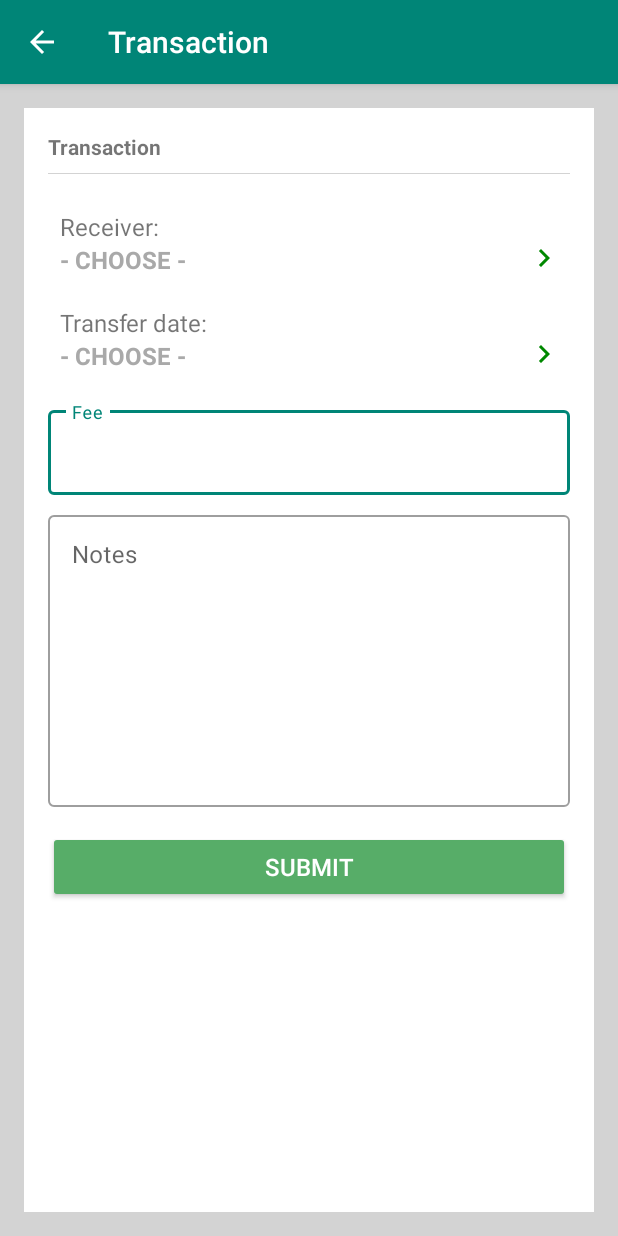
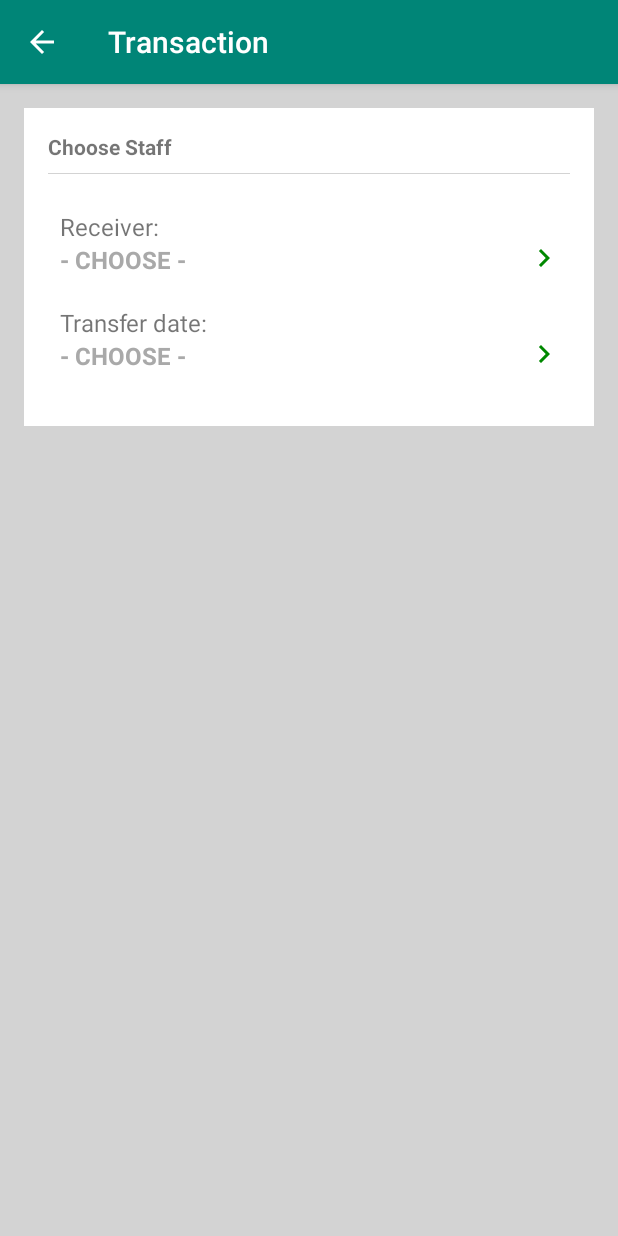
Before and after one commit to geneticdie/eContact, an Android app: the ActivityTransaction screen opened directly, with no data from a screen before it, on a phone screen of 412 x 824 dp. Run offline under Robolectric (Android 15) with nearby library versions, the phone set to English and light mode, and no system bars; our stand-ins replace Firebase (no records; nobody signed in at launch, a user with empty details on screens opened directly); libraries missing offline, so code that uses them is left out: in.galaxyofandroid.spinerdialog; 4 statements that could not run were skipped.

Commit message:
Updating Transaction

```diff
--- a/app/src/main/java/xyz/voltwilz/employee/ActivityTransaction.java
+++ b/app/src/main/java/xyz/voltwilz/employee/ActivityTransaction.java
@@ -5,6 +5,7 @@ import androidx.appcompat.app.AppCompatActivity;
 import androidx.fragment.app.DialogFragment;
 import in.galaxyofandroid.spinerdialog.OnSpinerItemClick;
 import in.galaxyofandroid.spinerdialog.SpinnerDialog;
+import xyz.voltwilz.employee.ClassOnly.Transaction;
 import xyz.voltwilz.employee.ClassOnly.UserProfile;
 
 import android.app.AlertDialog;
@@ -15,10 +16,14 @@ import android.view.MenuItem;
 import android.view.View;
 import android.view.animation.Animation;
 import android.view.animation.AnimationUtils;
+import android.widget.AdapterView;
+import android.widget.ArrayAdapter;
 import android.widget.Button;
 import android.widget.DatePicker;
 import android.widget.EditText;
 import android.widget.LinearLayout;
+import android.widget.ProgressBar;
+import android.widget.Spinner;
 import android.widget.TextView;
 import android.widget.Toast;
 
@@ -30,11 +35,13 @@ import com.google.firebase.database.FirebaseDatabase;
 import com.google.firebase.database.ValueEventListener;
 
 import java.text.DateFormat;
+import java.text.NumberFormat;
 import java.text.SimpleDateFormat;
 import java.util.ArrayList;
 import java.util.Calendar;
 import java.util.Date;
 import java.util.HashMap;
+import java.util.Locale;
 import java.util.Map;
 
 public class ActivityTransaction extends AppCompatActivity implements DatePickerDialog.OnDateSetListener {
@@ -42,21 +49,39 @@ public class ActivityTransaction extends AppCompatActivity implements DatePicker
     DatabaseReference mRoot = FirebaseDatabase.getInstance().getReference();
     DatabaseReference transactionRef = mRoot.child("Transaction");
     DatabaseReference staffRef = mRoot.child("Staffs");
+    DatabaseReference budgetRef = mRoot.child("Budget");
 
-    String newTransKey, selectedStaffId;
-
-    LinearLayout layoutReceiver, layoutTransferDate;
     ArrayList<String> staffsName = new ArrayList<>();
     ArrayList<String> idStaff = new ArrayList<>();
+    ArrayList<String> listTypeBudget = new ArrayList<>();
+
+    ArrayAdapter<String> arrayAdapterTypeBudget;
+
+    LinearLayout wholeLayout, layoutTransaction, layoutReceiver, layoutTransferDate;
+
+    Spinner spinnerTypeBudget;
+
     SpinnerDialog spinnerDialogStaff;
 
-    TextView tv_receiverName, tv_transferDate;
+    TextView tv_receiverName, tv_transferDate, tv_budgetAmount, tv_budgetUsed;
     EditText mFee, mNote;
     TextInputLayout trans_TIL_fee, trans_TIL_notes;
 
+    String newTransKey, selectedStaffId, currentYear;
+
+    Integer valBudgetAmount, valBudgetUsed = 0;
+
+    ProgressBar progressBar;
+
     Button btnSubmit;
 
-    String valReceivername, valNote, valFee;
+    Boolean filledName = false, filledTransferDate = false, doneReadStaff = false, doneReadAvaiTypeBudget = false;
+
+    String valReceivername, valNote, valFee, valTypeBudget;
+
+    Locale localeID = new Locale("in", "ID");
+
+    NumberFormat formatRupiah = NumberFormat.getCurrencyInstance(localeID);
 
     @Override
     protected void onCreate(Bundle savedInstanceState) {
@@ -66,15 +91,51 @@ public class ActivityTransaction extends AppCompatActivity implements DatePicker
         getSupportActionBar().setDisplayHomeAsUpEnabled(true);
         setTitle("Transaction");
 
+        wholeLayout = findViewById(R.id.transaction_wholeLayout);
+        layoutTransaction = findViewById(R.id.transaction_layoutTransaction);
         layoutReceiver = findViewById(R.id.transaction_layoutReceiver);
         layoutTransferDate = findViewById(R.id.transaction_layoutTransferDate);
+
+        progressBar = findViewById(R.id.transaction_progressBar);
+
+        spinnerTypeBudget = findViewById(R.id.transaction_typeBudget);
+
         tv_receiverName = findViewById(R.id.transaction_receiverName);
         tv_transferDate = findViewById(R.id.transaction_transferDate);
+        tv_budgetAmount = findViewById(R.id.transaction_tvBudgetAmount);
+        tv_budgetUsed = findViewById(R.id.transaction_tvBudgetUsed);
+
         trans_TIL_fee = findViewById(R.id.transaction_TIL_fee);
         trans_TIL_notes = findViewById(R.id.transaction_TIL_notes);
+
         mFee = findViewById(R.id.transaction_fee);
         mNote = findViewById(R.id.transaction_notes);
+
         btnSubmit = findViewById(R.id.transaction_btnSubmit);
+
+        showProgressBar();
+        hideTransactionLayout();
+
+        listTypeBudget.add("Hellow");
+
+        arrayAdapterTypeBudget = new ArrayAdapter<>(this,
+                android.R.layout.simple_dropdown_item_1line, listTypeBudget);
+
+        spinnerTypeBudget.setAdapter(arrayAdapterTypeBudget);
+
+        spinnerTypeBudget.setOnItemSelectedListener(new AdapterView.OnItemSelectedListener() {
+            @Override
+            public void onItemSelected(AdapterView<?> adapterView, View view, int i, long l) {
+                valTypeBudget = adapterView.getItemAtPosition(i).toString();
+                getBudgetAmount();
+                getBudgetUsed();
+            }
+
+            @Override
+            public void onNothingSelected(AdapterView<?> adapterView) {
+
+            }
+        });
 
         spinnerDialogStaff = new SpinnerDialog(ActivityTransaction.this, staffsName, "Search staff", R.style.DialogAnimations_SmileWindow , "Close");
         spinnerDialogStaff.setCancellable(true);
@@ -87,6 +148,8 @@ public class ActivityTransaction extends AppCompatActivity implements DatePicker
                 selectedStaffId = idStaff.get(position);
                 System.out.println(selectedStaffId);
                 tv_receiverName.setText(valReceivername);
+                filledName = true;
+                checkingFilledInitialInput();
             }
         });
 
@@ -119,6 +182,7 @@ public class ActivityTransaction extends AppCompatActivity implements DatePicker
         super.onResume();
         getTransKey(); // Generate Transaction unique key
         readAllStaffs();
+        getCurrentYear();
     }
 
     @Override
@@ -150,6 +214,8 @@ public class ActivityTransaction extends AppCompatActivity implements DatePicker
 
         String transDateString = DateFormat.getDateInstance().format(c.getTime());
         tv_transferDate.setText(transDateString);
+        filledTransferDate = true;
+        checkingFilledInitialInput();
 
     }
 
@@ -163,6 +229,8 @@ public class ActivityTransaction extends AppCompatActivity implements DatePicker
                     UserProfile userProfile = dataSnapshot1.getValue(UserProfile.class);
                     staffsName.add(userProfile.getFirstName() + " " + userProfile.getLastName());
                 }
+                doneReadStaff = true;
+                checkingStatus();
             }
 
             @Override
@@ -194,15 +262,129 @@ public class ActivityTransaction extends AppCompatActivity implements DatePicker
 
         Map<String, Object> transactionInfo = new HashMap<>();
 
-        transactionInfo.put("keyValue", selectedStaffId);
+        transactionInfo.put("idStaff", selectedStaffId);
         transactionInfo.put("receiver_name", tv_receiverName.getText().toString());
         transactionInfo.put("transfer_date", tv_transferDate.getText().toString());
         transactionInfo.put("note", mNote.getText().toString());
-        transactionInfo.put("fee", mFee.getText().toString());
+        transactionInfo.put("fee", Integer.valueOf(mFee.getText().toString()));
+        transactionInfo.put("from_budget", valTypeBudget);
 
         transactionRef.child(newTransKey).updateChildren(transactionInfo);
 
         Toast.makeText(ActivityTransaction.this, "Transaction submitted", Toast.LENGTH_LONG).show();
+    }
+
+    public void readBudget() {
+        budgetRef.child(currentYear).child(selectedStaffId).addValueEventListener(new ValueEventListener() {
+            @Override
+            public void onDataChange(@NonNull DataSnapshot dataSnapshot) {
+                UserProfile budgets = dataSnapshot.getValue(UserProfile.class);
+                if (dataSnapshot.getValue() != null) {
+                    listTypeBudget.clear();
+                    if (!budgets.getTypeBudget1().isEmpty()) {
+                        listTypeBudget.add("Budget 1");
+                    }
+                    if (!budgets.getTypeBudget2().isEmpty()) {
+                        listTypeBudget.add("Budget 2");
+                    }
+                    System.out.println(budgets.getTypeBudget1().isEmpty());
+                    System.out.println(budgets.getTypeBudget2().isEmpty());
+                    doneReadAvaiTypeBudget = true;
+                    showTransactionLayout();
+                }
+            }
+
+            @Override
+            public void onCancelled(@NonNull DatabaseError databaseError) {
+                listTypeBudget.clear();
+            }
+        });
+    }
+
+    public void getBudgetAmount() {
+        budgetRef.child(currentYear).child(selectedStaffId).addValueEventListener(new ValueEventListener() {
+            @Override
+            public void onDataChange(@NonNull DataSnapshot dataSnapshot) {
+                UserProfile infoBudget = dataSnapshot.getValue(UserProfile.class);
+                if (valTypeBudget.equals("Budget 1")) {
+                    valBudgetAmount = infoBudget.getBudget1();
+                } else if (valTypeBudget.equals("Budget 2")) {
+                    valBudgetAmount = infoBudget.getBudget2();
+                } else {
+                    valBudgetAmount = 0;
+                }
+                tv_budgetAmount.setText(formatRupiah.format((double) valBudgetAmount));
+            }
+
+            @Override
+            public void onCancelled(@NonNull DatabaseError databaseError) {
+
+            }
+        });
+    }
+
+    private void getBudgetUsed() {
+        transactionRef.addValueEventListener(new ValueEventListener() {
+            @Override
+            public void onDataChange(@NonNull DataSnapshot dataSnapshot) {
+                valBudgetUsed = 0;
+                for (DataSnapshot dataSnapshot1: dataSnapshot.getChildren()) {
+                    Transaction infoTransaction = dataSnapshot1.getValue(Transaction.class);
+                    if ((infoTransaction.getFrom_budget().equals(valTypeBudget))
+                        && infoTransaction.getIdStaff().equals(selectedStaffId)) {
+                        valBudgetUsed += infoTransaction.getFee();
+                    }
+                }
+                tv_budgetUsed.setText(formatRupiah.format((double) valBudgetUsed));
+                System.out.println(valBudgetUsed);
+            }
+
+            @Override
+            public void onCancelled(@NonNull DatabaseError databaseError) {
+
+            }
+        });
+    }
+
+    public void getCurrentYear() {
+        currentYear = String.valueOf(Calendar.getInstance().get(Calendar.YEAR));
+    }
+
+    public void showProgressBar() {
+        progressBar.setVisibility(View.VISIBLE);
+        wholeLayout.setVisibility(View.INVISIBLE);
+    }
+
+    public void hideProgressBar() {
+        progressBar.setVisibility(View.INVISIBLE);
+        wholeLayout.setVisibility(View.VISIBLE);
+    }
+
+    public void showTransactionLayout() {
+        layoutTransaction.setVisibility(View.VISIBLE);
+        btnSubmit.setVisibility(View.VISIBLE);
+    }
+
+    public void hideTransactionLayout() {
+        layoutTransaction.setVisibility(View.GONE);
+        btnSubmit.setVisibility(View.GONE);
+    }
+
+    public void checkingStatus() {
+        //System.out.println(doneReadStaff + " " + doneReadYear);
+        if (doneReadStaff) {
+            hideProgressBar();
+        }
+    }
+
+    public void checkingFilledInitialInput() {
+        if ((filledName) && (filledTransferDate)) {
+            readBudget();
+            if (valTypeBudget!=null){
+                getBudgetAmount();
+                getBudgetUsed();
+            }
+        }
     }
 
     private void createConfirmationMessage() {
--- a/app/src/main/java/xyz/voltwilz/employee/ClassOnly/Transaction.java
+++ b/app/src/main/java/xyz/voltwilz/employee/ClassOnly/Transaction.java
@@ -3,6 +3,10 @@ package xyz.voltwilz.employee.ClassOnly;
 public class Transaction {
     String idStaff, transfer_date, receiver_name, from_budget, notes;
     Integer fee;
+
+    public Transaction () {
+
+    }
 
     public Transaction(String idStaff, String transfer_date, String receiver_name, String from_budget, String notes, Integer fee) {
         this.idStaff = idStaff;
--- a/app/src/main/res/layout/activity_transaction.xml
+++ b/app/src/main/res/layout/activity_transaction.xml
@@ -4,19 +4,32 @@
     xmlns:tools="http://schemas.android.com/tools"
     android:layout_width="match_parent"
     android:layout_height="match_parent"
-    android:paddingVertical="16dp"
     android:background="@color/colorGray"
     tools:context=".ActivityTransaction">
 
-    <androidx.constraintlayout.widget.ConstraintLayout
+    <ProgressBar
+        android:id="@+id/transaction_progressBar"
+        android:layout_width="wrap_content"
+        android:layout_height="wrap_content"
+        android:layout_centerInParent="true"/>
+
+    <ScrollView
         android:layout_width="match_parent"
         android:layout_height="match_parent">
 
         <LinearLayout
-            android:id="@+id/linearLayout"
+            android:id="@+id/transaction_wholeLayout"
+            android:layout_width="match_parent"
+            android:layout_height="wrap_content"
+            android:paddingVertical="16dp"
+            android:orientation="vertical">
+
+            <LinearLayout
+                android:id="@+id/transaction_layoutChooseStaff"
                 android:layout_width="match_parent"
                 android:layout_height="match_parent"
                 android:layout_marginHorizontal="16dp"
+                android:layout_marginBottom="16dp"
                 android:background="#FFFFFF"
                 android:orientation="vertical"
                 android:padding="16dp"
@@ -26,7 +39,7 @@
                 <TextView
                     android:layout_width="wrap_content"
                     android:layout_height="wrap_content"
-                android:text="Transaction"
+                    android:text="Choose Staff"
                     android:textStyle="bold" />
 
                 <View
@@ -128,6 +141,90 @@
 
                 </LinearLayout>
 
+            </LinearLayout>
+
+            <LinearLayout
+                android:id="@+id/transaction_layoutTransaction"
+                android:layout_width="match_parent"
+                android:layout_height="wrap_content"
+                android:layout_marginHorizontal="16dp"
+                android:background="#FFFFFF"
+                android:orientation="vertical"
+                android:padding="16dp"
+                tools:layout_editor_absoluteX="16dp"
+                tools:layout_editor_absoluteY="16dp">
+
+                <TextView
+                    android:layout_width="wrap_content"
+                    android:layout_height="wrap_content"
+                    android:text="Transaction"
+                    android:textStyle="bold" />
+
+                <View
+                    android:layout_width="match_parent"
+                    android:layout_height="0.75dp"
+                    android:layout_marginTop="8dp"
+                    android:layout_marginBottom="24dp"
+                    android:background="@color/colorGray" />
+
+                <TextView
+                    android:layout_width="wrap_content"
+                    android:layout_height="wrap_content"
+                    android:textSize="14sp"
+                    android:text="Type Budget"/>
+
+                <Spinner
+                    android:id="@+id/transaction_typeBudget"
+                    android:layout_width="match_parent"
+                    android:layout_height="wrap_content"
+                    android:hint="Type Budget"
+                    android:layout_marginBottom="20dp"/>
+
+                <LinearLayout
+                    android:layout_width="match_parent"
+                    android:layout_height="match_parent"
+                    android:orientation="vertical"
+                    android:padding="16dp"
+                    android:background="@color/colorGray"
+                    android:layout_marginBottom="20dp">
+
+                    <LinearLayout
+                        android:layout_width="match_parent"
+                        android:layout_height="wrap_content"
+                        android:layout_marginBottom="20dp">
+
+                        <TextView
+                            android:layout_width="wrap_content"
+                            android:layout_height="wrap_content"
+                            android:text="Budget amount: "/>
+
+                        <TextView
+                            android:id="@+id/transaction_tvBudgetAmount"
+                            android:layout_width="wrap_content"
+                            android:layout_height="wrap_content"
+                            android:text="Rp0"/>
+
+                    </LinearLayout>
+
+                    <LinearLayout
+                        android:layout_width="match_parent"
+                        android:layout_height="wrap_content">
+
+                        <TextView
+                            android:layout_width="wrap_content"
+                            android:layout_height="wrap_content"
+                            android:text="Budget used: "/>
+
+                        <TextView
+                            android:id="@+id/transaction_tvBudgetUsed"
+                            android:layout_width="wrap_content"
+                            android:layout_height="wrap_content"
+                            android:text="Rp0"/>
+
+                    </LinearLayout>
+                </LinearLayout>
+
+
                 <com.google.android.material.textfield.TextInputLayout
                     android:id="@+id/transaction_TIL_fee"
                     style="@style/Widget.MaterialComponents.TextInputLayout.OutlinedBox"
@@ -149,7 +246,7 @@
                     android:id="@+id/transaction_TIL_notes"
                     style="@style/Widget.MaterialComponents.TextInputLayout.OutlinedBox"
                     android:layout_width="match_parent"
-                android:layout_height="200dp"
+                    android:layout_height="150dp"
                     android:layout_marginTop="8dp"
                     android:hint="Notes">
 
@@ -162,6 +259,7 @@
                         tools:layout_editor_absoluteX="0dp" />
 
                 </com.google.android.material.textfield.TextInputLayout>
+            </LinearLayout>
 
             <Button
                 android:id="@+id/transaction_btnSubmit"
@@ -172,11 +270,13 @@
                 android:text="SUBMIT"
                 android:textColor="#FFFFFF"
                 android:textSize="16sp"
-                app:layout_constraintBottom_toBottomOf="@+id/linearLayout"
+                android:layout_marginLeft="12dp"
+                android:layout_marginRight="12dp"
+                app:layout_constraintBottom_toBottomOf="@+id/transaction_layoutChooseStaff"
                 tools:layout_editor_absoluteX="12dp" />
-
         </LinearLayout>
 
-    </androidx.constraintlayout.widget.ConstraintLayout>
+
+    </ScrollView>
 
 </RelativeLayout>
```
Also changed, not shown: app/src/main/res/drawable/ic_budget.xml (added, +45 -0 lines), app/src/main/res/drawable/ic_report.xml (added, +33 -0 lines), app/src/main/res/drawable/ic_transaction.xml (added, +42 -0 lines), app/src/main/res/layout/activity_budgeting.xml (+6 -4 lines). Lines whose indentation alone changed are shown as unchanged.
